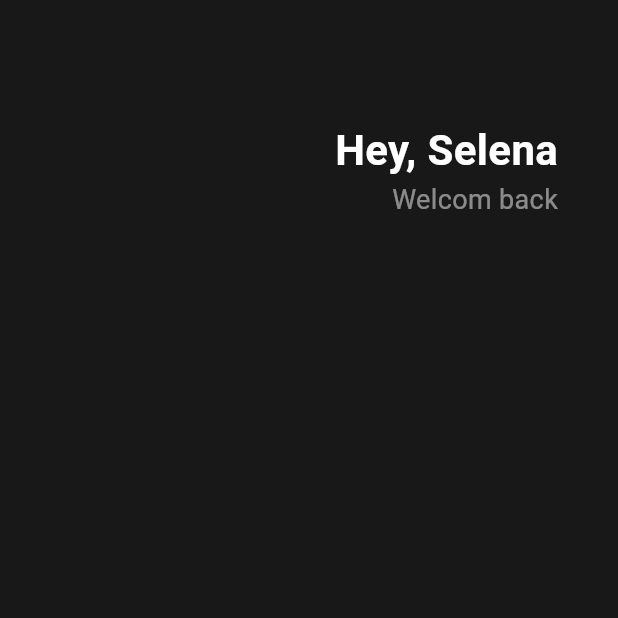
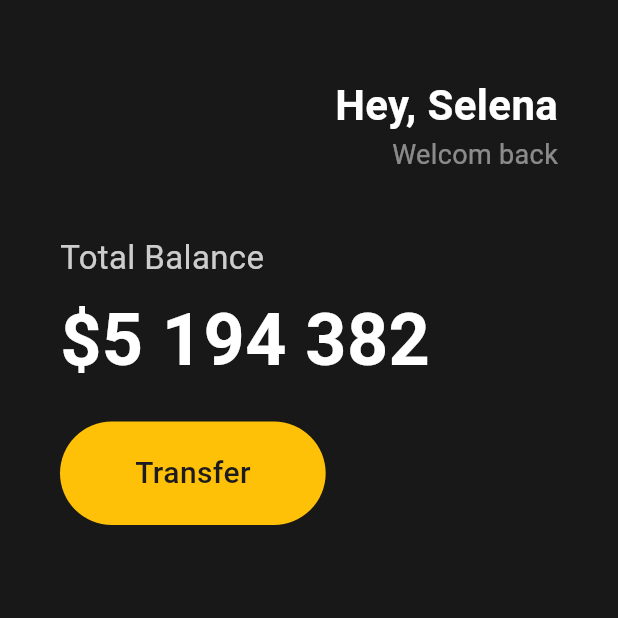
Before and after one commit to no-intel/flutter-toonflix, a Flutter app: the screen it shows after launch, on a phone screen of 412 x 824 dp, the top half of it. Run offline on Flutter 3.47's test engine with Material 3 defaults, Android fonts, the phone set to English and light mode, and no system bars.

Commit message:
clone 2차

```diff
--- a/lib/main.dart
+++ b/lib/main.dart
@@ -16,9 +16,10 @@ class App extends StatelessWidget {
             horizontal: 40,
           ),
           child: Column(
+            crossAxisAlignment: CrossAxisAlignment.start,
             children: [
               SizedBox(
-                height: 80,
+                height: 50,
               ),
               Row(
                 mainAxisAlignment: MainAxisAlignment.end,
@@ -41,9 +42,52 @@ class App extends StatelessWidget {
                       ),
                     ],
                   ),
-                  Column(),
                 ],
-              )
+              ),
+              SizedBox(
+                height: 40,
+              ),
+              Text("Total Balance",
+                style: TextStyle(
+                  fontSize: 22,
+                  color: Colors.white.withAlpha(200),
+                ),
+              ),
+              SizedBox(
+                height: 5,
+              ),
+              Text('\$5 194 382',
+                style: TextStyle(
+                  fontSize: 48,
+                  fontWeight: FontWeight.w600,
+                  color: Colors.white,
+                ),
+              ),
+              SizedBox(
+                height: 20,
+              ),
+              Row(
+                children: [
+                  Container(
+                    decoration: BoxDecoration(
+                      color: Colors.amber,
+                      borderRadius: BorderRadius.circular(40),
+                    ),
+                    child: Padding(
+                        padding: EdgeInsets.symmetric(
+                            vertical: 20,
+                            horizontal: 50,
+                        ),
+                        child: Text("Transfer",
+                          style: TextStyle(
+                            fontSize: 20,
+                            fontWeight: FontWeight.w500,
+                          ),
+                        ),
+                    ),
+                  ),
+                ],
+              ),
             ],
           ),
         ),
```
